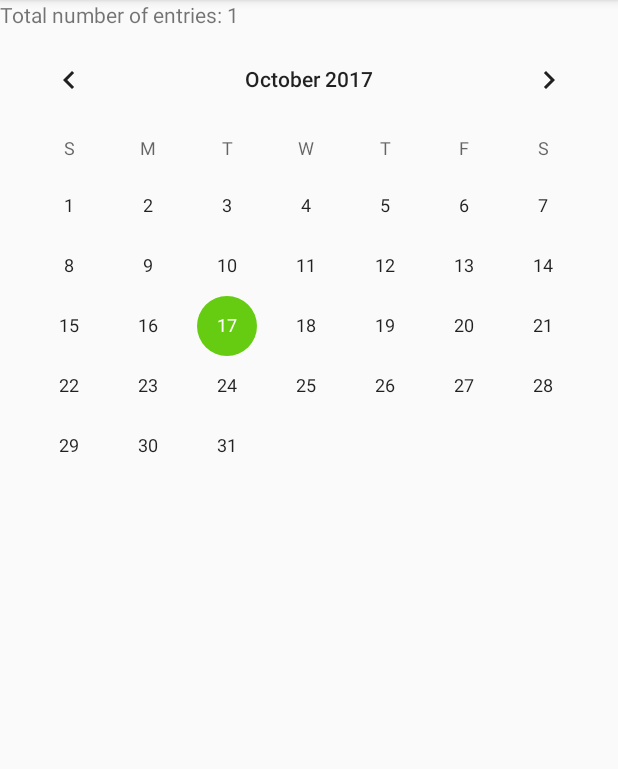
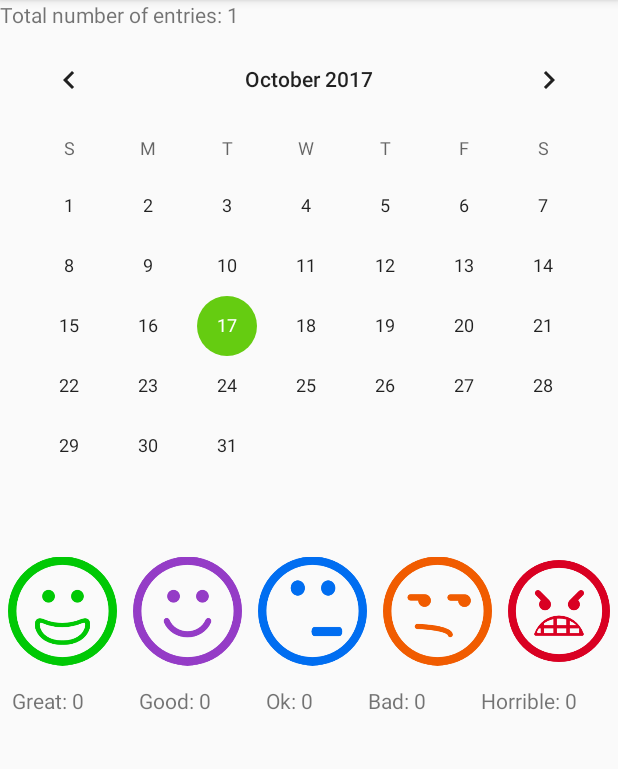
Before and after one commit to hugheshl/capstone_moodTracker, an Android app: the CalendarFragment screen opened directly, with no data from a screen before it, on a phone screen of 412 x 824 dp, the part 84-853 px from its top. Run offline under Robolectric (Android 15) with nearby library versions, the phone set to English and light mode, and no system bars.

Commit message:
Calendar activity shows monthly counts for each mood, but counts are not yet updated when switch between months

```diff
--- a/app/src/main/java/hugheshl/easyfeelin/CalendarFragment.java
+++ b/app/src/main/java/hugheshl/easyfeelin/CalendarFragment.java
@@ -15,6 +15,7 @@ import android.view.ViewGroup;
 import android.widget.Button;
 import android.widget.DatePicker;
 import android.widget.EditText;
+import android.widget.ImageView;
 import android.widget.ScrollView;
 import android.widget.TextView;
 
@@ -31,6 +32,23 @@ public class CalendarFragment extends DialogFragment {
     private DatePicker mDatePicker;
 
     private TextView mTextView;
+    private TextView mMood1Count;
+    private TextView mMood2Count;
+    private TextView mMood3Count;
+    private TextView mMood4Count;
+    private TextView mMood5Count;
+
+    private int m1Count = 0;
+    private int m2Count = 0;
+    private int m3Count = 0;
+    private int m4Count = 0;
+    private int m5Count = 0;
+
+    private ImageView face1ImageView;
+    private ImageView face2ImageView;
+    private ImageView face3ImageView;
+    private ImageView face4ImageView;
+    private ImageView face5ImageView;
 
     public static CalendarFragment newInstance(Date date) {
         CalendarFragment calendarfragment = new CalendarFragment();
@@ -43,6 +61,8 @@ public class CalendarFragment extends DialogFragment {
     @Override
     public void onCreate(Bundle savedInstanceState) {
         super.onCreate(savedInstanceState);
+
+
     }
 
 
@@ -73,18 +93,52 @@ public class CalendarFragment extends DialogFragment {
         mDatePicker = (DatePicker) v.findViewById(R.id.dialog_date_picker);
         mDatePicker.init(year, month, day, null);
 
-        for(int i = 0; i < assigns.size(); i++)
-        {
-            //get total for each mood per month,
-            //color-code days
-            for(Assign a : assigns) {
-                if(a.getMood() == 1) {
-                    //color matching day to green
+        for(Assign a : assigns) {
 
-                }
+            if(a.getMood() == 1 && month == a.getDate().getMonth()) {
+                m1Count++;
+                //color matching day to green
+
             }
+            else if(a.getMood() == 2 && month == a.getDate().getMonth()) {
+                m2Count++;
+                //color change day to purple
 
+            }
+            else if(a.getMood() == 3 && month == a.getDate().getMonth()) {
+                m3Count++;
+                //color change day to blue
+
+            }
+            else if(a.getMood() == 4 && month == a.getDate().getMonth()) {
+                m4Count++;
+                //color change day or orange
+
+            }
+            else if(a.getMood() == 5 && month == a.getDate().getMonth()) {
+                m5Count++;
+                //color change day to red
+
+            }
         }
+
+        face1ImageView = (ImageView) v.findViewById(R.id.imageViewFace1);
+        face2ImageView = (ImageView) v.findViewById(R.id.imageViewFace2);
+        face3ImageView = (ImageView) v.findViewById(R.id.imageViewFace3);
+        face4ImageView = (ImageView) v.findViewById(R.id.imageViewFace4);
+        face5ImageView = (ImageView) v.findViewById(R.id.imageViewFace5);
+
+        mMood1Count = (TextView) view.findViewById(R.id.mood1Count);
+        mMood2Count = (TextView) view.findViewById(R.id.mood2Count);
+        mMood3Count = (TextView) view.findViewById(R.id.mood3Count);
+        mMood4Count = (TextView) view.findViewById(R.id.mood4Count);
+        mMood5Count = (TextView) view.findViewById(R.id.mood5Count);
+
+        mMood1Count.setText("Great: " + m1Count);
+        mMood2Count.setText("Good: " + m2Count);
+        mMood3Count.setText("Ok: " + m3Count);
+        mMood4Count.setText("Bad: " + m4Count);
+        mMood5Count.setText("Horrible: " + m5Count);
 
         return view;
     }
--- a/app/src/main/res/layout/fragment_calendar.xml
+++ b/app/src/main/res/layout/fragment_calendar.xml
@@ -14,4 +14,104 @@
         android:id="@+id/calendarView"
         android:layout_width="match_parent"
         android:layout_height="wrap_content"/>
+
+    <LinearLayout
+        android:layout_width="match_parent"
+        android:layout_height="wrap_content"
+        android:orientation="horizontal">
+
+        <ImageView
+            android:id="@+id/imageViewFace1"
+            android:layout_width="wrap_content"
+            android:layout_height="100dp"
+            android:layout_weight="1"
+            android:src="@drawable/face1"
+            android:layout_marginLeft="5dp"
+            android:layout_marginRight="5dp"/>
+
+        <ImageView
+            android:id="@+id/imageViewFace2"
+            android:layout_width="wrap_content"
+            android:layout_height="100dp"
+            android:layout_weight="1"
+            android:src="@drawable/face2"
+            android:layout_marginLeft="5dp"
+            android:layout_marginRight="5dp"/>
+
+        <ImageView
+            android:id="@+id/imageViewFace3"
+            android:layout_width="wrap_content"
+            android:layout_height="100dp"
+            android:layout_weight="1"
+            android:src="@drawable/face3"
+            android:layout_marginLeft="5dp"
+            android:layout_marginRight="5dp"/>
+
+        <ImageView
+            android:id="@+id/imageViewFace4"
+            android:layout_width="wrap_content"
+            android:layout_height="100dp"
+            android:layout_weight="1"
+            android:src="@drawable/face4"
+            android:layout_marginLeft="5dp"
+            android:layout_marginRight="5dp"/>
+
+        <ImageView
+            android:id="@+id/imageViewFace5"
+            android:layout_width="wrap_content"
+            android:layout_height="100dp"
+            android:layout_weight="1.02"
+            android:src="@drawable/face5"
+            android:layout_marginLeft="5dp"
+            android:layout_marginRight="5dp"/>
+
+    </LinearLayout>
+
+    <LinearLayout
+        android:layout_width="match_parent"
+        android:layout_height="wrap_content"
+        android:orientation="horizontal">
+
+        <TextView
+            android:id="@+id/mood1Count"
+            android:layout_width="wrap_content"
+            android:layout_height="wrap_content"
+            android:layout_marginLeft="8dp"
+            android:layout_weight="1"
+            android:text="TextView"/>
+
+        <TextView
+            android:id="@+id/mood2Count"
+            android:layout_width="wrap_content"
+            android:layout_height="wrap_content"
+            android:layout_weight="1"
+            android:text="TextView"
+            android:layout_marginLeft="10dp"/>
+
+        <TextView
+            android:id="@+id/mood3Count"
+            android:layout_width="wrap_content"
+            android:layout_height="wrap_content"
+            android:layout_weight="1"
+            android:text="TextView"
+            android:layout_marginLeft="10dp"/>
+
+        <TextView
+            android:id="@+id/mood4Count"
+            android:layout_width="wrap_content"
+            android:layout_height="wrap_content"
+            android:layout_weight="1"
+            android:text="TextView"
+            android:layout_marginLeft="10dp"/>
+
+        <TextView
+            android:id="@+id/mood5Count"
+            android:layout_width="wrap_content"
+            android:layout_height="wrap_content"
+            android:layout_weight="1"
+            android:text="TextView"
+            android:layout_marginLeft="10dp"/>
+
+    </LinearLayout>
+
 </LinearLayout>
```
